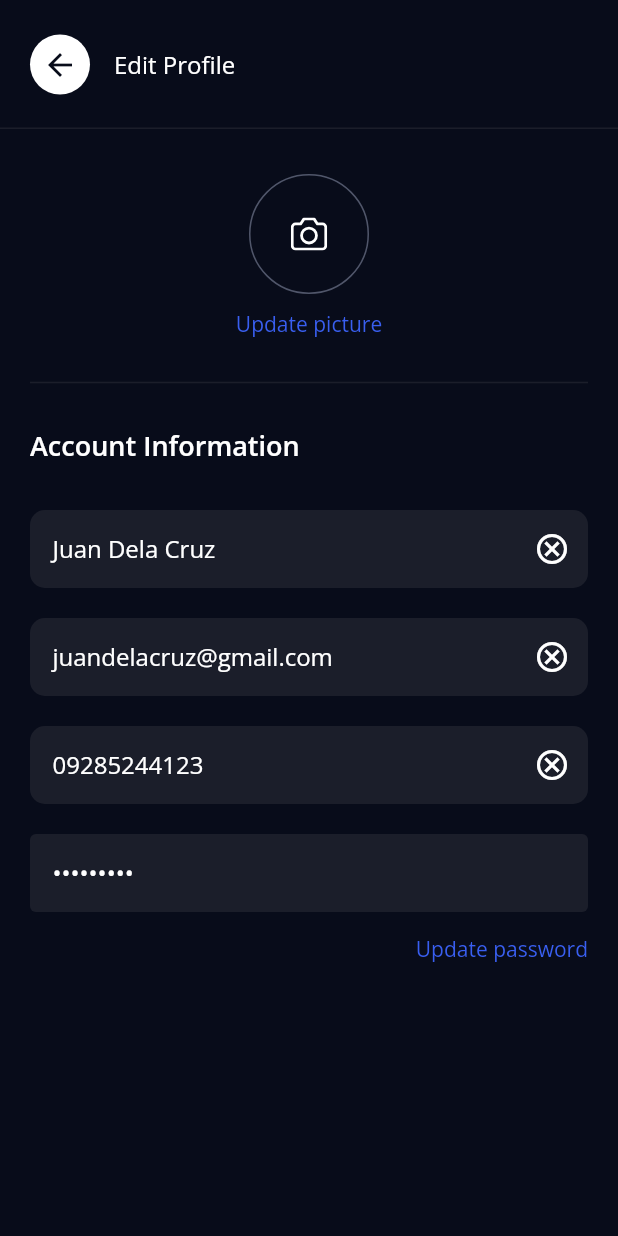
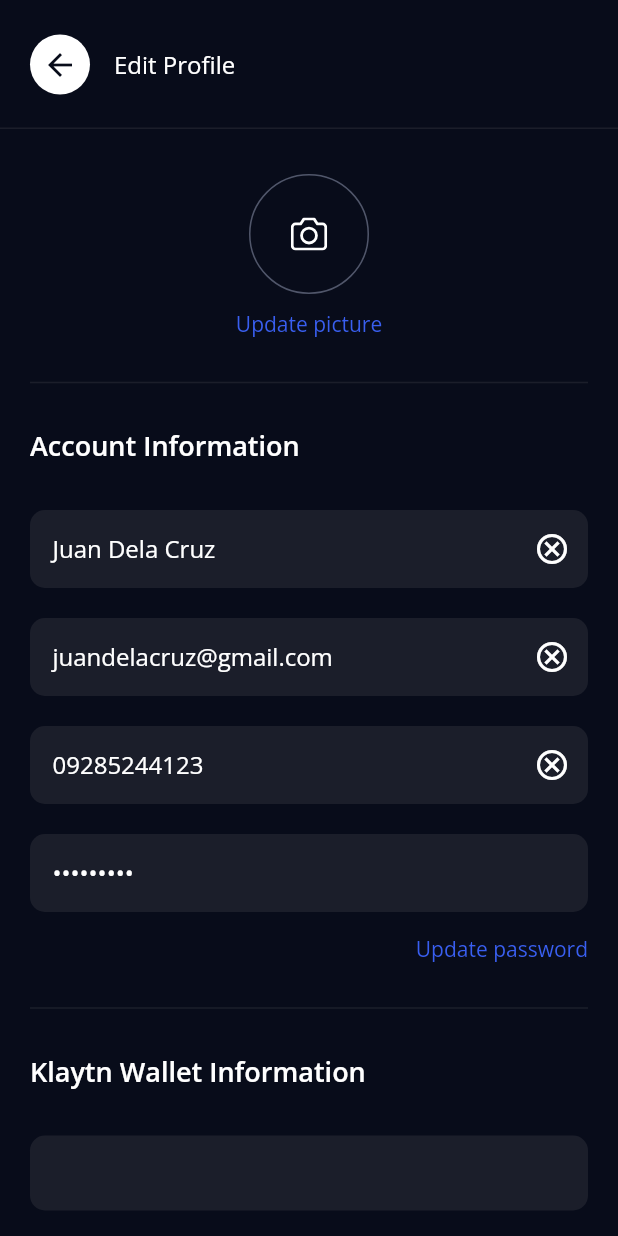
Before and after one commit to conraduouou/nft-ticketing, a Flutter app: the AccountSettings screen opened by its route, on a phone screen of 412 x 824 dp. Run offline on Flutter 3.47's test engine with Material 2 defaults, Android fonts, the phone set to English and light mode, and no system bars; our stand-ins replace flutter_keyboard_visibility, flutter_svg, grouped_list, image_picker, recase, share_plus.

```diff
--- a/lib/components/nft_field.dart
+++ b/lib/components/nft_field.dart
@@ -170,8 +170,9 @@ class _NFTFieldState extends State<NFTField> {
             errorBorder: const OutlineInputBorder(
               borderSide: BorderSide.none,
             ),
-            disabledBorder: const OutlineInputBorder(
+            disabledBorder: OutlineInputBorder(
               borderSide: BorderSide.none,
+              borderRadius: BorderRadius.circular(10),
             ),
             focusedErrorBorder: const OutlineInputBorder(
               borderSide: BorderSide.none,
--- a/lib/screens/dashboard/account_settings/account_settings.dart
+++ b/lib/screens/dashboard/account_settings/account_settings.dart
@@ -2,6 +2,7 @@ import 'package:flutter/material.dart';
 import 'package:flutter_svg/svg.dart';
 import 'package:nft_ticketing/components/nft_account_information.dart';
 import 'package:nft_ticketing/components/nft_appbar.dart';
+import 'package:nft_ticketing/components/nft_field.dart';
 import 'package:nft_ticketing/constants.dart';
 import 'package:nft_ticketing/screens/dashboard/account_page/account_page.dart';
 
@@ -38,7 +39,34 @@ class AccountSettings extends StatelessWidget {
               ),
               const _NFTAccountSettingsDiv(),
               const NFTAccountInformation(),
-              const SizedBox(height: 40)
+              const _NFTAccountSettingsDiv(),
+              Column(
+                crossAxisAlignment: CrossAxisAlignment.start,
+                children: [
+                  Text(
+                    'Klaytn Wallet Information',
+                    style: kSemiBoldStyle.copyWith(
+                      color: Colors.white,
+                      fontSize: kRegularSize + 2,
+                    ),
+                  ),
+                  const SizedBox(height: 30),
+                  Container(
+                    height: 50,
+                    padding: const EdgeInsets.symmetric(horizontal: 20),
+                    decoration: BoxDecoration(
+                      color: kSlightlyDarkBlue,
+                      borderRadius: BorderRadius.circular(10),
+                    ),
+                  ),
+                  const SizedBox(height: 20),
+                  const NFTField(
+                    initialText: 'juandelacruz@gmail.com',
+                    hintText: 'Email',
+                  ),
+                ],
+              ),
+              const SizedBox(height: 60)
             ],
           ),
         ),
```
